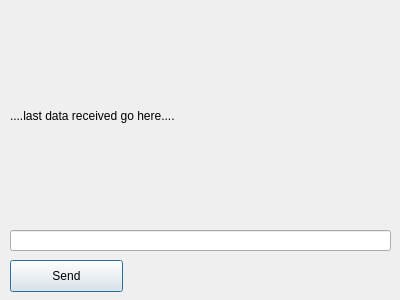
Before: the Qt Designer form MqttClient.ui in ssproessig/qtmqtt_tests, drawn with Qt 5.
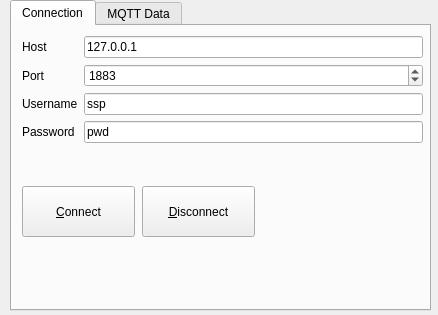
After: the same form once the commit is applied.

Commit message: adding a MQTT client and a connection GUI

The edit to the form file:
```diff
--- a/MqttClient.ui
+++ b/MqttClient.ui
@@ -6,48 +6,177 @@
    <rect>
     <x>0</x>
     <y>0</y>
-    <width>400</width>
-    <height>300</height>
+    <width>438</width>
+    <height>315</height>
    </rect>
   </property>
   <property name="windowTitle">
    <string>Dialog</string>
   </property>
-  <widget class="QPushButton" name="btnSendMessage">
+  <widget class="QTabWidget" name="tabWidget">
    <property name="geometry">
     <rect>
      <x>10</x>
-     <y>260</y>
-     <width>113</width>
-     <height>32</height>
+     <y>0</y>
+     <width>421</width>
+     <height>311</height>
     </rect>
    </property>
-   <property name="text">
-    <string>Send</string>
+   <property name="currentIndex">
+    <number>0</number>
    </property>
-  </widget>
-  <widget class="QLineEdit" name="edToSend">
-   <property name="geometry">
-    <rect>
-     <x>10</x>
-     <y>230</y>
-     <width>381</width>
-     <height>21</height>
-    </rect>
-   </property>
-  </widget>
-  <widget class="QLabel" name="lbReceived">
-   <property name="geometry">
-    <rect>
-     <x>10</x>
-     <y>10</y>
-     <width>381</width>
-     <height>211</height>
-    </rect>
-   </property>
-   <property name="text">
-    <string>....last data received go here....</string>
-   </property>
+   <widget class="QWidget" name="tabConnection">
+    <attribute name="title">
+     <string>Connection</string>
+    </attribute>
+    <widget class="QWidget" name="formLayoutWidget">
+     <property name="geometry">
+      <rect>
+       <x>10</x>
+       <y>10</y>
+       <width>401</width>
+       <height>141</height>
+      </rect>
+     </property>
+     <layout class="QFormLayout" name="formLayout">
+      <item row="0" column="0">
+       <widget class="QLabel" name="lbHost">
+        <property name="text">
+         <string>Host</string>
+        </property>
+       </widget>
+      </item>
+      <item row="0" column="1">
+       <widget class="QLineEdit" name="edHost">
+        <property name="text">
+         <string>127.0.0.1</string>
+        </property>
+       </widget>
+      </item>
+      <item row="1" column="0">
+       <widget class="QLabel" name="lbPort">
+        <property name="text">
+         <string>Port</string>
+        </property>
+       </widget>
+      </item>
+      <item row="1" column="1">
+       <widget class="QSpinBox" name="edPort">
+        <property name="maximum">
+         <number>65535</number>
+        </property>
+        <property name="value">
+         <number>1883</number>
+        </property>
+       </widget>
+      </item>
+      <item row="2" column="0">
+       <widget class="QLabel" name="lbUsername">
+        <property name="text">
+         <string>Username</string>
+        </property>
+       </widget>
+      </item>
+      <item row="3" column="0">
+       <widget class="QLabel" name="lbPassword">
+        <property name="text">
+         <string>Password</string>
+        </property>
+       </widget>
+      </item>
+      <item row="2" column="1">
+       <widget class="QLineEdit" name="edUsername">
+        <property name="text">
+         <string>ssp</string>
+        </property>
+       </widget>
+      </item>
+      <item row="3" column="1">
+       <widget class="QLineEdit" name="edPassword">
+        <property name="text">
+         <string>pwd</string>
+        </property>
+       </widget>
+      </item>
+     </layout>
+    </widget>
+    <widget class="QPushButton" name="btnConnect">
+     <property name="geometry">
+      <rect>
+       <x>10</x>
+       <y>160</y>
+       <width>113</width>
+       <height>51</height>
+      </rect>
+     </property>
+     <property name="text">
+      <string>&amp;Connect</string>
+     </property>
+     <property name="autoDefault">
+      <bool>false</bool>
+     </property>
+     <property name="default">
+      <bool>false</bool>
+     </property>
+    </widget>
+    <widget class="QPushButton" name="btnDisconnect">
+     <property name="geometry">
+      <rect>
+       <x>130</x>
+       <y>160</y>
+       <width>113</width>
+       <height>51</height>
+      </rect>
+     </property>
+     <property name="text">
+      <string>&amp;Disconnect</string>
+     </property>
+     <property name="autoDefault">
+      <bool>false</bool>
+     </property>
+    </widget>
+   </widget>
+   <widget class="QWidget" name="tabMqtt">
+    <attribute name="title">
+     <string>MQTT Data</string>
+    </attribute>
+    <widget class="QLabel" name="lbReceived">
+     <property name="geometry">
+      <rect>
+       <x>0</x>
+       <y>60</y>
+       <width>401</width>
+       <height>181</height>
+      </rect>
+     </property>
+     <property name="text">
+      <string>....last data received go here....</string>
+     </property>
+    </widget>
+    <widget class="QLineEdit" name="edToSend">
+     <property name="geometry">
+      <rect>
+       <x>0</x>
+       <y>260</y>
+       <width>291</width>
+       <height>21</height>
+      </rect>
+     </property>
+    </widget>
+    <widget class="QPushButton" name="btnSendMessage">
+     <property name="geometry">
+      <rect>
+       <x>300</x>
+       <y>250</y>
+       <width>113</width>
+       <height>32</height>
+      </rect>
+     </property>
+     <property name="text">
+      <string>Send</string>
+     </property>
+    </widget>
+   </widget>
   </widget>
  </widget>
  <resources/>
```
The commit also changes 1 other file.
